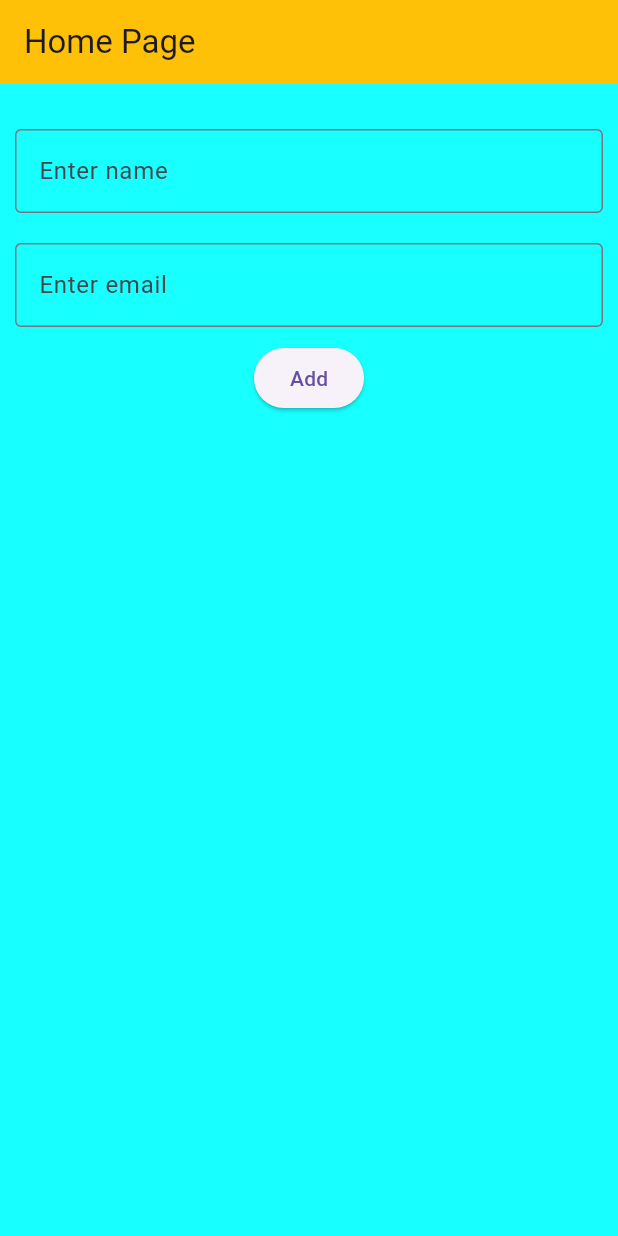
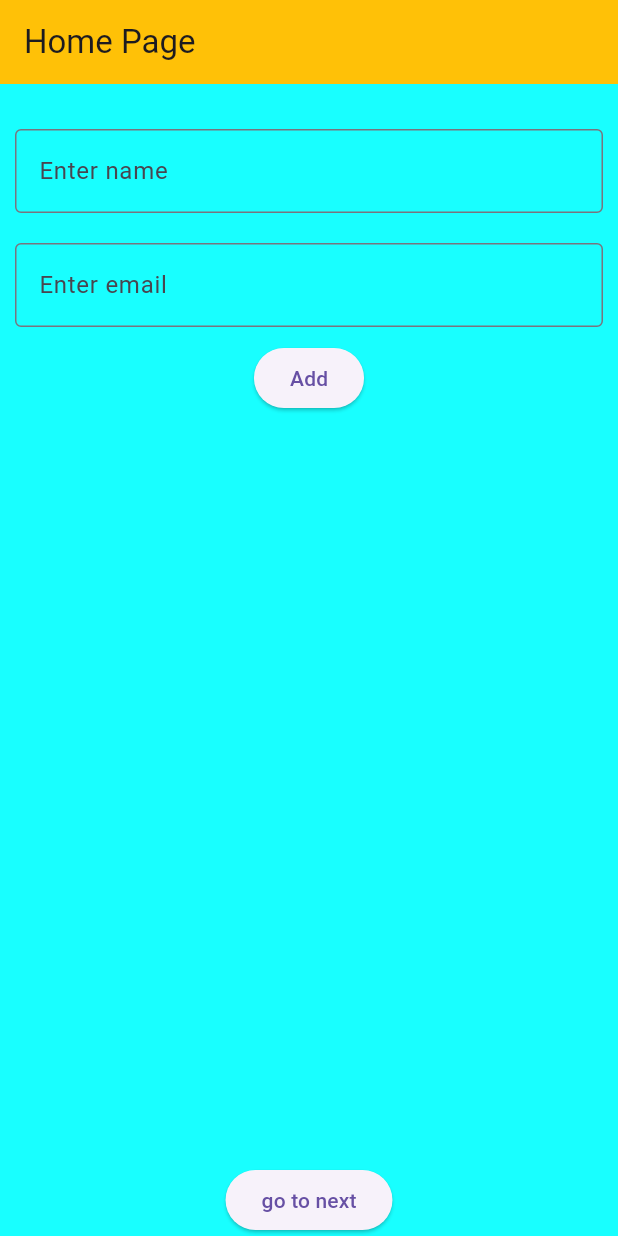
Before and after one commit to 45vaibhav/Codex, a Flutter app: the screen it shows after launch, on a phone screen of 412 x 824 dp. Run offline on Flutter 3.47's test engine with Material 3 defaults, Android fonts, the phone set to English and light mode, and no system bars; our stand-ins replace cloud_firestore, firebase_core; accounts and stored records are empty.

Commit message:
next page data pass

```diff
--- a/loginpage/lib/HomePage.dart
+++ b/loginpage/lib/HomePage.dart
@@ -1,7 +1,9 @@
 import 'package:cloud_firestore/cloud_firestore.dart';
 import 'package:flutter/material.dart';
+import 'package:loginpage/DisplayPage.dart';
 
 class Homepage extends StatefulWidget {
+
    Homepage({super.key});
 
   @override
@@ -9,6 +11,7 @@ class Homepage extends StatefulWidget {
 }
 
 class _HomepageState extends State<Homepage> {
+    List<QueryDocumentSnapshot> userData=[];
   TextEditingController nameController = TextEditingController();
   TextEditingController emailController = TextEditingController();
 
@@ -29,6 +32,7 @@ class _HomepageState extends State<Homepage> {
         .delete();
         print("data deleted");
   }
+
 
   @override
   Widget build(BuildContext context) {
@@ -76,6 +80,7 @@ class _HomepageState extends State<Homepage> {
                   return  CircularProgressIndicator();
                 }
                 else{
+                  userData=snapshot.data!.docs;
                 return ListView(
                   children: snapshot.data!.docs.map((doc) {
                     return ListTile(
@@ -89,6 +94,11 @@ class _HomepageState extends State<Homepage> {
               },
             ),
           ),
+
+          SizedBox(height: 40,),
+          ElevatedButton(onPressed: (){
+              Navigator.push(context, MaterialPageRoute(builder: (context)=>Displaypage(data: userData),));
+          }, child: Text("go to next"))
         ],
       ),
     );
```
Also changed, not shown: loginpage/lib/DisplayPage.dart (added, +30 -0 lines).
